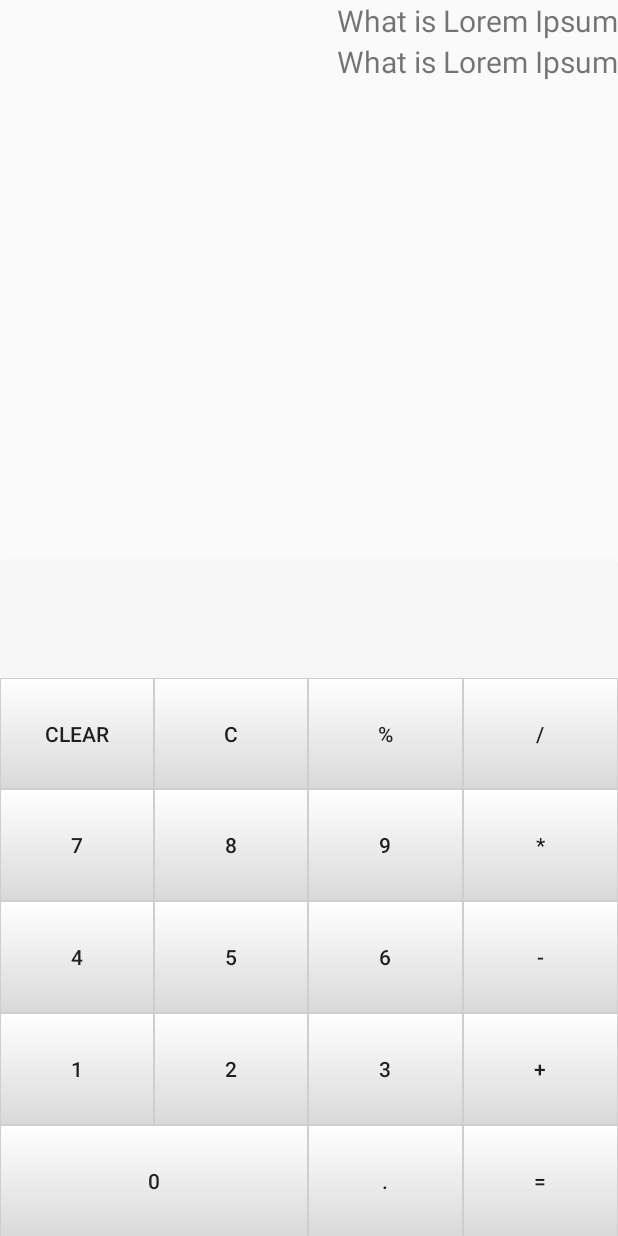
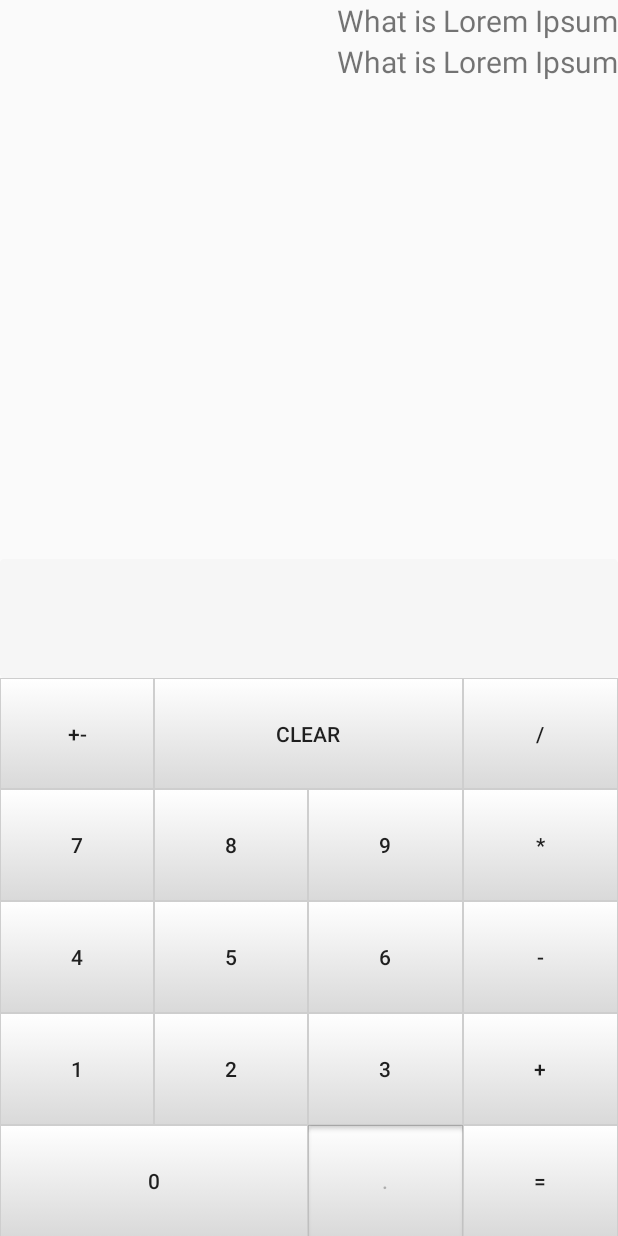
Before and after one commit to 1Fragrance/AndroidTry3, an Android app: the screen it shows after launch (MainActivity), on a phone screen of 412 x 824 dp. Run offline under Robolectric (Android 15) with nearby library versions, the phone set to English and light mode, and no system bars.

```diff
--- a/app/src/main/java/com/example/androidtry3/MainActivity.java
+++ b/app/src/main/java/com/example/androidtry3/MainActivity.java
@@ -2,24 +2,29 @@ package com.example.androidtry3;
 
 import android.app.Activity;
 import android.os.Bundle;
+import android.util.Log;
 import android.view.View;
 import android.widget.Button;
 import android.widget.TextView;
 
 public class MainActivity extends Activity {
 
-    private double firstValue = Double.NaN;
-    private double secondValue = Double.NaN;
+    private double firstValue;
+    private double secondValue;
+    private Double result;
+    private boolean isErrorState;
+    private boolean isRepeatableOperation;
+
     private TextView textInput;
     private Operators operator;
     private Button dotButton;
 
-    private enum Operators  {
+    private enum Operators {
         SUM,
         SUBTRACT,
         MULTIPLY,
         DIVIDE,
-            PERCENTAGE,
+        NONE
         // TODO: Add some
     }
 
@@ -30,48 +35,100 @@ public class MainActivity extends Activity {
 
         textInput = findViewById(R.id.text_input);
         dotButton = findViewById(R.id.button_dot);
+        resetCalc();
         setButtonHandlers();
     }
 
+    private double getInputValue() {
+        return Double.parseDouble((textInput.getText().toString()).replace(",", "."));
+    }
+
     private void numberHandler(View view) {
+        if(isErrorState) {
+            return;
+        }
+
+        if (result != null) {
+            resetCalc();
+        }
+
         Button button = (Button) view;
-
         if (button.getText().equals(".") || textInput.getText().toString().contains(".")) {
             dotButton.setEnabled(false);
         }
+        else {
+            dotButton.setEnabled(true);
+        }
+
         textInput.append(button.getText() + "");
     }
 
     public void operatorHandler(Operators inputOperator) {
-        firstValue = Double.parseDouble(textInput.getText().toString());
+        if(isErrorState) {
+            return;
+        }
+
+        if (textInput.length() > 0) {
+            firstValue = getInputValue();
+            secondValue = 0;
+            result = null;
             textInput.setText("");
-        dotButton.setEnabled(true);
+        }
+        isRepeatableOperation = false;
         operator = inputOperator;
     }
 
     public void equalHandler(View view) {
-        secondValue = Double.parseDouble(textInput.getText().toString());
-        dotButton.setEnabled(true);
+        if (textInput.length() > 0 && !isErrorState) {
+            if (isRepeatableOperation) {
+                firstValue = result;
+            } else {
+                secondValue = getInputValue();
+            }
+            dotButton.setEnabled(false);
 
             switch (operator) {
                 case SUM:
-                firstValue += secondValue;
+                    result = firstValue + secondValue;
                     break;
                 case SUBTRACT:
-                firstValue -= secondValue;
+                    result = firstValue - secondValue;
                     break;
                 case MULTIPLY:
-                firstValue *= secondValue;
+                    result = firstValue * secondValue;
                     break;
                 case DIVIDE:
-                firstValue /= secondValue;
+                    if(secondValue == 0) {
+                        resetCalc();
+                        textInput.setText(getResources().getString(R.string.error_message));
+                        isErrorState = true;
+                        return;
+                    }
+                    result = firstValue / secondValue;
                     break;
 
-            // TODO : ADD SINCOS% etc
                 default:
-                firstValue = secondValue;
+                    result = firstValue;
             }
-        textInput.setText(firstValue + "");
+            isRepeatableOperation = true;
+
+            Log.println(Log.INFO, "*** first: ", Double.toString(firstValue));
+            Log.println(Log.INFO, "*** second: ", Double.toString(secondValue));
+            Log.println(Log.INFO, "*** result: ", Double.toString(result));
+
+            textInput.setText(Double.toString(result));
+        }
+    }
+
+    private void resetCalc() {
+        textInput.setText("");
+        firstValue = 0;
+        secondValue = 0;
+        result = null;
+        operator = Operators.NONE;
+        isRepeatableOperation = false;
+        isErrorState = false;
+        dotButton.setEnabled(false);
     }
 
     private void setButtonHandlers() {
@@ -151,13 +208,17 @@ public class MainActivity extends Activity {
             }
         });
 
-        // NOTE: Commands
-        // Set handler for "c" button
-        findViewById(R.id.button_c).setOnClickListener(new View.OnClickListener() {
+        // NOTE: Add handler for "+-" button
+        findViewById(R.id.button_negation).setOnClickListener(new View.OnClickListener() {
             @Override
             public void onClick(View v) {
-                if(textInput.length() > 0) {
-                    textInput.setText(textInput.getText().toString().substring(0, textInput.length() - 1));
+                if (textInput.length() > 0 && !isErrorState) {
+                    String text = textInput.getText().toString();
+                    if (text.startsWith("-")) {
+                        textInput.setText(text.replace("-", ""));
+                    } else {
+                        textInput.setText("-" + text);
+                    }
                 }
             }
         });
@@ -166,10 +227,8 @@ public class MainActivity extends Activity {
         findViewById(R.id.button_clear).setOnClickListener(new View.OnClickListener() {
             @Override
             public void onClick(View v) {
-                textInput.setText("");
-
-                firstValue = Double.NaN;
-                secondValue = Double.NaN;
+                resetCalc();
+                dotButton.setEnabled(false);
             }
         });
 
--- a/app/src/main/res/layout/activity_main.xml
+++ b/app/src/main/res/layout/activity_main.xml
@@ -41,8 +41,7 @@
             android:background="@drawable/bg_textview"
             android:textSize="22sp"
             android:maxLength="20"
-            android:id="@+id/text_input"
-            android:textDirection="rtl"/>
+            android:id="@+id/text_input" />
 
         <GridLayout
             android:layout_width="match_parent"
@@ -56,31 +55,21 @@
                 android:layout_height="wrap_content"
                 android:layout_rowWeight="1"
                 android:layout_columnWeight="1"
-                android:text="@string/button_clear"
+                android:text="@string/button_negation"
                 android:layout_gravity="fill"
-                android:id="@+id/button_clear"
-                android:background="@drawable/bg_button"/>
-
+                android:id="@+id/button_negation"
+                android:background="@drawable/bg_button"
+                />
             <Button
                 android:layout_width="wrap_content"
                 android:layout_height="wrap_content"
                 android:layout_rowWeight="1"
                 android:layout_columnWeight="1"
-                android:text="@string/button_c"
+                android:text="@string/button_clear"
                 android:layout_gravity="fill"
-                android:id="@+id/button_c"
-                android:background="@drawable/bg_button"/>
-
-            <Button
-                android:layout_width="wrap_content"
-                android:layout_height="wrap_content"
-                android:layout_rowWeight="1"
-                android:layout_columnWeight="1"
-                android:text="@string/button_percentage"
-                android:layout_gravity="fill"
-                android:id="@+id/button_percentage"
-                android:background="@drawable/bg_button"/>
-
+                android:id="@+id/button_clear"
+                android:background="@drawable/bg_button"
+                android:layout_columnSpan="2"/>
             <Button
                 android:layout_width="wrap_content"
                 android:layout_height="wrap_content"
@@ -221,15 +210,15 @@
                 android:background="@drawable/bg_button"/>
 
             <Button
+                android:id="@+id/button_dot"
                 android:layout_width="wrap_content"
                 android:layout_height="wrap_content"
                 android:layout_rowWeight="1"
+                android:layout_column="2"
                 android:layout_columnWeight="1"
-                android:text="@string/button_dot"
                 android:layout_gravity="fill"
-                android:layout_column="2"
-                android:id="@+id/button_dot"
-                android:background="@drawable/bg_button"/>
+                android:background="@drawable/bg_button"
+                android:text="@string/button_dot" />
 
             <Button
                 android:layout_width="wrap_content"
--- a/app/src/main/res/values/strings.xml
+++ b/app/src/main/res/values/strings.xml
@@ -1,8 +1,7 @@
 <resources>
     <string name="app_name">AndroidTry3</string>
     <string name="button_clear">clear</string>
-    <string name="button_c">c</string>
-    <string name="button_percentage">%</string>
+    <string name="button_negation">+-</string>
     <string name="button_division">/</string>
     <string name="button_seven">7</string>
     <string name="button_eight">8</string>
```
Lines whose indentation alone changed are shown as unchanged.
